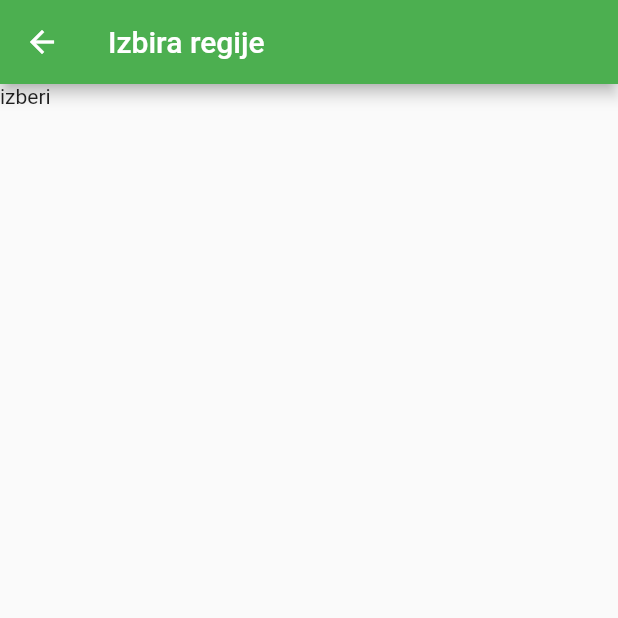
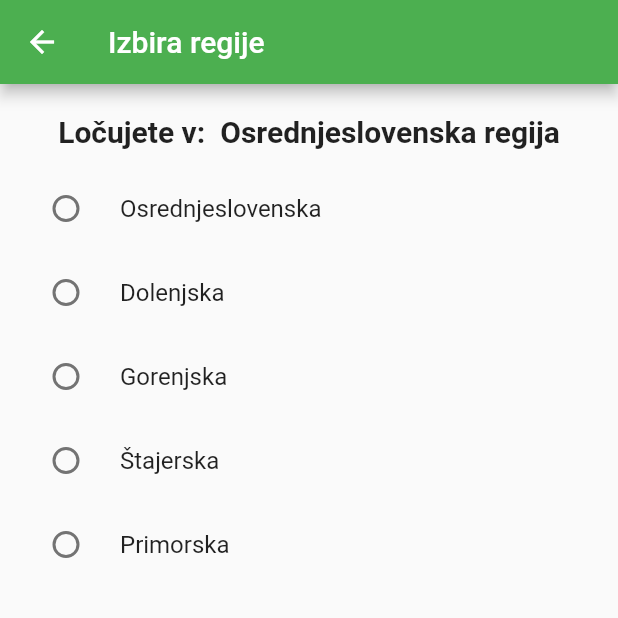
Before and after one commit to SWManagement/FlutterMobileApp, a Flutter app: the izbiraRegije screen opened directly, on a phone screen of 412 x 824 dp, the top half of it. Run offline on Flutter 3.47's test engine with Material 2 defaults, Android fonts, the phone set to English and light mode, and no system bars.

```diff
--- a/lib/Constants.dart
+++ b/lib/Constants.dart
@@ -4,8 +4,8 @@ class Constants{
   static const String TehnicnaPomoc = "Kontaktiraj tehnično pomoč";
   // Regije
   static const String Osrednjeslovenska = "Osrednjeslovenska";
-  static const String Dolenska = "Dolenska";
-  static const String Gorenska = "Gorenska";
+  static const String Dolenska = "Dolenjska";
+  static const String Gorenska = "Gorenjska";
   static const String Stajerska = "Štajerska";
   static const String Primorska = "Primorska";
 
--- a/lib/main.dart
+++ b/lib/main.dart
@@ -1,3 +1,5 @@
+
+
 import 'package:flutter/material.dart';
 import 'package:pametno_z_odpadki/Constants.dart';
 import 'package:pametno_z_odpadki/Modal.dart';
@@ -28,6 +30,16 @@ class HomePage extends StatelessWidget{
       title: Text("Pametno z odpadki"),
       actions: <Widget>[
         PopupMenuButton<String>(
+          onSelected: (result){
+            if (result == Constants.Regija){
+              Navigator.push(
+                context,
+                MaterialPageRoute(builder: (context) => izbiraRegije()));
+            }else{
+              //TODO -> tehnična pomoč
+              print("Izbrali ste tehnično pomoč");
+            }
+          },
           itemBuilder: (BuildContext context){
             return Constants.choices.map((String choice){
               return PopupMenuItem<String> (
@@ -58,7 +70,7 @@ class HomePage extends StatelessWidget{
                   context,
                   MaterialPageRoute(builder:
                    (context) => Navodila() ));
-              }, // TODO -> navodila za uporabo
+              },
               color: Colors.green,
               child: Padding(
                 padding: const EdgeInsets.all(8.0),
@@ -105,20 +117,6 @@ class HomePage extends StatelessWidget{
       ),
     );
   }
-
-
-
-// onChoice za nastavitve na vrhu
-  void onChoiceAction(String choice){
-    if (choice == Constants.Regija){
-      //navigate to izbira regije
-
-    }
-    else{
-      print("Tehnicna pomoc"); //  TODO -> funkcija za Tehnično pomoč
-    }
-  }
-
 }
 
 
@@ -128,20 +126,185 @@ class izbiraRegije extends StatefulWidget {
   _izbiraRegijeState createState() => _izbiraRegijeState();
 }
 
+
+
+              // Padding(
+              //   padding: const EdgeInsets.all(12.0),
+              //   child: Text(
+              //     "Ločujete v:  $_izbranaRegija regija",
+              //     textAlign: TextAlign.center,
+              //     overflow: TextOverflow.ellipsis,
+              //     style: TextStyle(
+              //       fontWeight: FontWeight.bold,
+              //       fontSize: 20
+              //     ),
+              //   ),
+              // ),
+
+
+        //               Center(
+        //   child: Column(
+        //     mainAxisAlignment: MainAxisAlignment.start,
+        //     children: <Widget>[
+        //       RadioListTile(
+        //         title: Text("Osrednjeslovenska"),
+        //         value: Constants.regije[0],
+        //         groupValue: group,
+        //         activeColor: Colors.greenAccent,
+        //         onChanged: (T){
+        //           print(T);
+        //           setState(() {
+        //             _izbranaRegija = T;
+        //           });
+        //         },
+        //       ),
+        //         RadioListTile(
+        //         title: Text("Dolenjska"),
+        //         value: Constants.regije[1],
+        //         groupValue: group,
+        //         activeColor: Colors.greenAccent,
+        //         onChanged: (T){
+        //           print(T);
+        //           setState(() {
+        //             _izbranaRegija = T;
+        //           });
+        //         },
+        //       ),
+        //         RadioListTile(
+        //         title: Text("Gorenjska"),
+        //         value: Constants.regije[2],
+        //         groupValue: group,
+        //         activeColor: Colors.greenAccent,
+        //         onChanged: (T){
+        //           print(T);
+        //           setState(() {
+        //             _izbranaRegija = T;
+        //           });
+        //         },
+        //       ),
+        //         RadioListTile(
+        //         title: Text("Štajerska"),
+        //         value: Constants.regije[3],
+        //         groupValue: group,
+        //         activeColor: Colors.greenAccent,
+        //         onChanged: (T){
+        //           print(T);
+        //           setState(() {
+        //             _izbranaRegija = T;
+        //           });
+        //         },
+        //       ),
+        //         RadioListTile(
+        //         title: Text("Primorska"),
+        //         value: Constants.regije[4],
+        //         groupValue: group,
+        //         activeColor: Colors.greenAccent,
+        //         onChanged: (T){
+        //           print(T);
+        //           setState(() {
+        //             _izbranaRegija = T;
+        //           });
+        //         },
+        //       )
+        //     ],
+        //   ),
+        // )
+
 class _izbiraRegijeState extends State<izbiraRegije> {
+  int _group = 1;
+  String _izbranaRegija = Constants.regije[0];
+  // TODO -> save to shared preferences + da se označi gumbek
   @override
   Widget build(BuildContext context) {
     return Scaffold(
       appBar: AppBar(
         title: Text("Izbira regije") ,
         ),
-        body: Column(
+        body:
+        ListView(
+
+          padding: EdgeInsets.all(8.0),
           children: <Widget>[
-            Text("izberi")
-          ],),
+          Padding(
+            padding: const EdgeInsets.all(12.0),
+            child: Text(
+                "Ločujete v:  $_izbranaRegija regija",
+                textAlign: TextAlign.center,
+                overflow: TextOverflow.ellipsis,
+                style: TextStyle(
+                fontWeight: FontWeight.bold,
+                fontSize: 20
+                  ),
+                ),
+              ),
+            RadioListTile(
+                title: Text("Osrednjeslovenska"),
+                value: Constants.regije[0],
+                groupValue: _group,
+                activeColor: Colors.greenAccent,
+                onChanged: (T){
+                  print(T);
+                  setState(() {
+                    _izbranaRegija = T;
+                  });
+                },
+              ),
+                RadioListTile(
+                title: Text("Dolenjska"),
+                value: Constants.regije[1],
+                groupValue: _group,
+                activeColor: Colors.greenAccent,
+                onChanged: (T){
+                  print(T);
+                  setState(() {
+                    _izbranaRegija = T;
+                  });
+                },
+              ),
+                RadioListTile(
+                title: Text("Gorenjska"),
+                value: Constants.regije[2],
+                groupValue: _group,
+                activeColor: Colors.greenAccent,
+                onChanged: (T){
+                  print(T);
+                  setState(() {
+                    _izbranaRegija = T;
+                  });
+                },
+              ),
+                RadioListTile(
+                title: Text("Štajerska"),
+                value: Constants.regije[3],
+                groupValue: _group,
+                activeColor: Colors.greenAccent,
+                onChanged: (T){
+                  print(T);
+                  setState(() {
+                    _izbranaRegija = T;
+                  });
+                },
+              ),
+                RadioListTile(
+                title: Text("Primorska"),
+                value: Constants.regije[4],
+                groupValue: _group,
+                activeColor: Colors.greenAccent,
+                onChanged: (T){
+                  print(T);
+                  setState(() {
+                    _izbranaRegija = T;
+                  });
+                },
+              )
+          ],
+        )
     );
   }
 }
+
+
+
 
 class oAplikaciji extends StatelessWidget {
 
@@ -165,7 +328,7 @@ class Navodila extends StatelessWidget {
       appBar: AppBar(title: Text("Navodila za uporabo"),
       ),
       body: Column(children: <Widget>[
-        Text("o app")  // TODO -> O aplikaciji
+        Text("Navodila")  // TODO -> navodila za uporabo
       ],),
     );
   }
```
